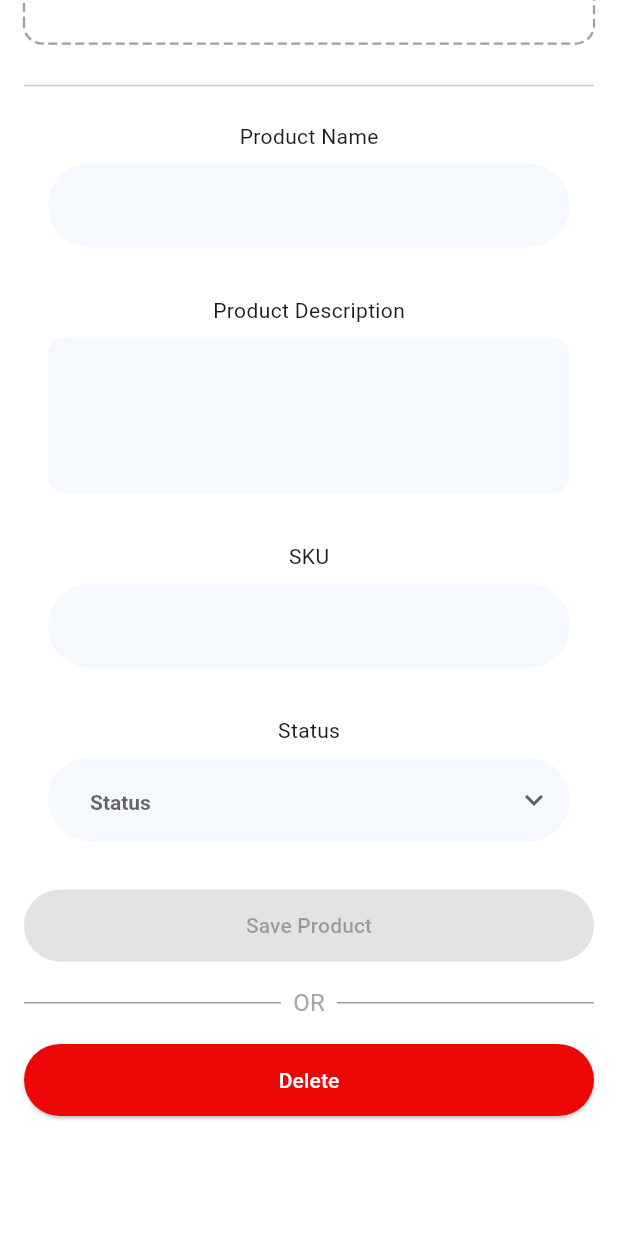
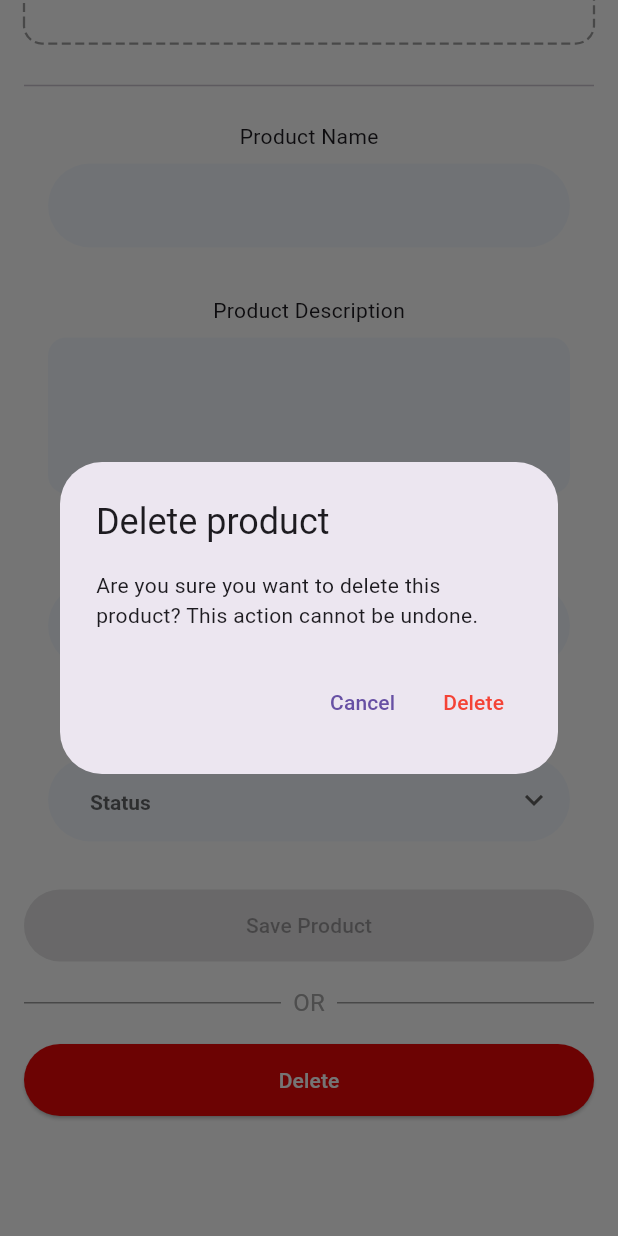
Before and after one commit to rajdeepf1/Microsensors-Flutter, a Flutter app: the EditProduct widget shown alone on an empty page, opened directly with empty values, scrolled down 212 dp, after a tap on "Delete", on a phone screen of 412 x 824 dp. Run offline on Flutter 3.47's test engine with Material 3 defaults, Android fonts, the phone set to English and light mode, and no system bars; drawn by our look-alikes of dotted_border; our stand-ins replace dio, file_picker, firebase_core, firebase_messaging, flutter_hooks, flutter_local_notifications and 9 more; accounts and stored records are empty; network calls fail.

Commit message:
delete product module

```diff
--- a/lib/features/product_list/presentation/edit_product.dart
+++ b/lib/features/product_list/presentation/edit_product.dart
@@ -4,6 +4,7 @@ import 'package:file_picker/file_picker.dart';
 import 'package:flutter/material.dart';
 import 'package:flutter_hooks/flutter_hooks.dart';
 import 'package:go_router/go_router.dart';
+import 'package:microsensors/models/product/ProductDeleteResponse.dart';
 import 'package:microsensors/utils/colors.dart';
 import 'package:dotted_border/dotted_border.dart';
 import '../../../core/api_state.dart';
@@ -153,7 +154,72 @@ class EditProduct extends HookWidget {
       }
     }
 
-    Future<void> onDelete() async {}
+    Future<void> onDelete() async {
+      final confirmed = await showDialog<bool>(
+        context: context,
+        barrierDismissible: false,
+        builder: (ctx) => AlertDialog(
+          title: const Text('Delete product'),
+          content: const Text(
+            'Are you sure you want to delete this product? This action cannot be undone.',
+          ),
+          actions: [
+            TextButton(
+              onPressed: () => Navigator.of(ctx).pop(false),
+              child: const Text('Cancel'),
+            ),
+            TextButton(
+              onPressed: () => Navigator.of(ctx).pop(true),
+              style: TextButton.styleFrom(foregroundColor: Colors.red),
+              child: const Text('Delete'),
+            ),
+          ],
+        ),
+      );
+
+      if (confirmed != true) return; // user cancelled
+
+      deleteLoading.value = true;
+      try {
+        final res = await repo.deleteProduct(productId);
+
+        if (res is ApiData<ProductDeleteResponse>) {
+          final deleteResp = res.data;
+          if (deleteResp.success) {
+            ScaffoldMessenger.of(context).showSnackBar(
+              SnackBar(
+                content: Text(deleteResp.data?.toString() ?? 'Product deleted successfully'),
+              ),
+            );
+
+            // Close the bottom sheet and notify parent (ProductList) to refresh
+            Navigator.of(context).pop(true);
+            return;
+          } else {
+            ScaffoldMessenger.of(context).showSnackBar(
+              SnackBar(content: Text(deleteResp.error ?? 'Failed to delete product')),
+            );
+          }
+        } else if (res is ApiError<ProductDeleteResponse>) {
+          final msg = res.message ?? 'Failed to delete product';
+          ScaffoldMessenger.of(context).showSnackBar(SnackBar(content: Text(msg)));
+        } else {
+          ScaffoldMessenger.of(context).showSnackBar(
+            const SnackBar(content: Text('Unexpected error while deleting')),
+          );
+        }
+      } catch (e) {
+        ScaffoldMessenger.of(context).showSnackBar(
+          SnackBar(content: Text('Delete failed: $e')),
+        );
+      } finally {
+        // only reset loading if the sheet is still open
+        if (Navigator.of(context).mounted) {
+          deleteLoading.value = false;
+        }
+      }
+    }
+
 
     String _sanitizeNameForSku(String name) {
       final sanitized = name
--- /dev/null
+++ b/lib/models/product/ProductDeleteResponse.dart
@@ -0,0 +1,22 @@
+class ProductDeleteResponse {
+  final bool success;
+  final int statusCode;
+  final dynamic data; // can be string or null
+  final String? error;
+
+  ProductDeleteResponse({
+    required this.success,
+    required this.statusCode,
+    this.data,
+    this.error,
+  });
+
+  factory ProductDeleteResponse.fromJson(Map<String, dynamic> json) {
+    return ProductDeleteResponse(
+      success: json['success'] ?? false,
+      statusCode: json['statusCode'] ?? 0,
+      data: json['data'],
+      error: json['error'],
+    );
+  }
+}
```
Also changed, not shown: lib/features/product_list/presentation/product_list.dart (+10 -13 lines), lib/features/product_list/repository/product_repository.dart (+51 -0 lines).
